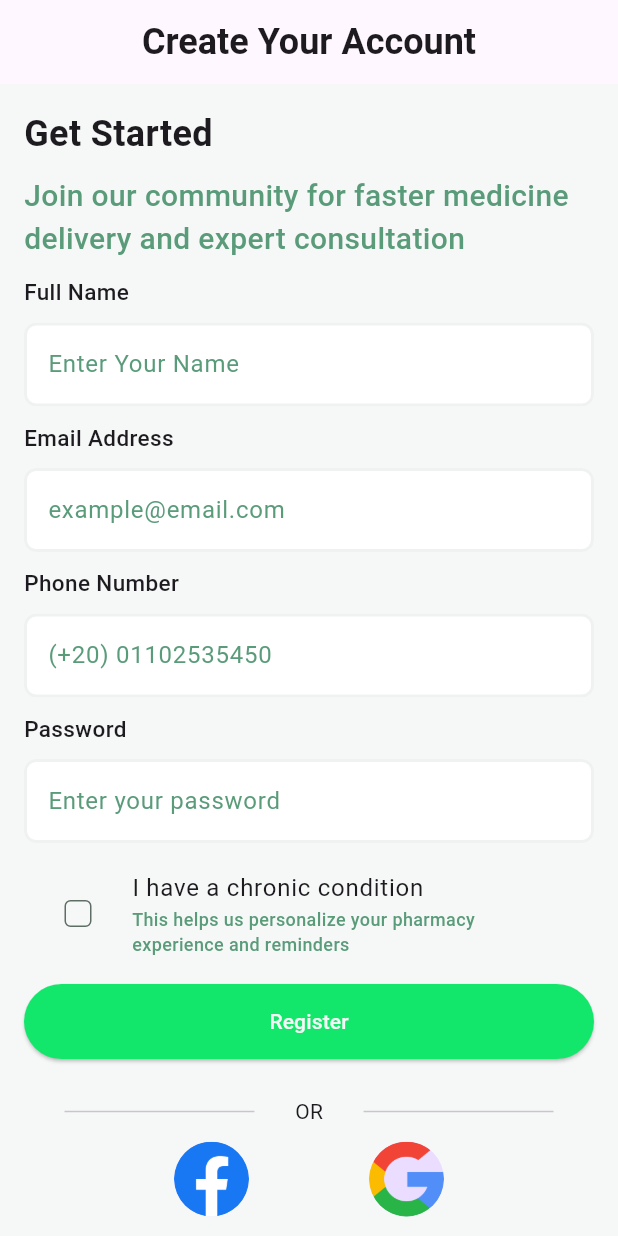
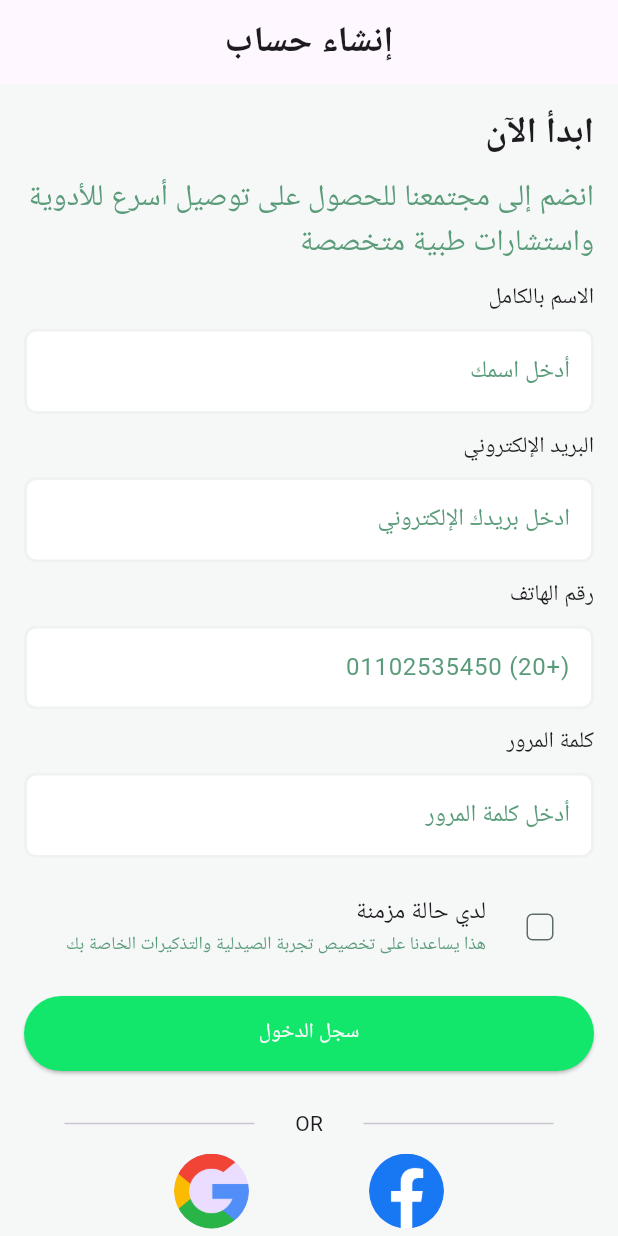
Before and after one commit to MohamedGamil13/Dawak, a Flutter app: the SignUpScreen screen opened by its route, on a phone screen of 412 x 824 dp. Run offline on Flutter 3.47's test engine with Material 3 defaults, Android fonts, the phone set to English and light mode, and no system bars; our stand-ins replace dotted_border, flutter_screenutil, font_awesome_flutter, get_it, go_router, smooth_page_indicator.

```diff
--- a/lib/features/auth/presentation/views/sign_up_screen.dart
+++ b/lib/features/auth/presentation/views/sign_up_screen.dart
@@ -1,5 +1,6 @@
 import 'package:dawak/core/theme/styles/app_styles.dart';
 import 'package:dawak/features/auth/presentation/views/widgets/sign_up_screen_body.dart';
+import 'package:dawak/generated/l10n.dart';
 import 'package:flutter/material.dart';
 
 class SignUpScreen extends StatelessWidget {
@@ -9,7 +10,7 @@ class SignUpScreen extends StatelessWidget {
   Widget build(BuildContext context) {
     return Scaffold(
       appBar: AppBar(
-        title: const Text('Create Your Account', style: AppStyles.bold24black),
+        title: Text(S.of(context).createAccount, style: AppStyles.bold24black),
         centerTitle: true,
       ),
       body: const SignUpScreenBody(),
--- a/lib/features/auth/presentation/views/widgets/custom_checkbox.dart
+++ b/lib/features/auth/presentation/views/widgets/custom_checkbox.dart
@@ -1,5 +1,6 @@
 import 'package:dawak/core/theme/colors/app_colors.dart';
 import 'package:dawak/core/theme/styles/app_styles.dart';
+import 'package:dawak/generated/l10n.dart';
 import 'package:flutter/material.dart';
 
 class CustomCheckbox extends StatefulWidget {
@@ -25,9 +26,9 @@ class _CustomCheckboxState extends State<CustomCheckbox> {
           ismarked = value!;
         });
       },
-      title: const Text("I have a chronic condition"),
-      subtitle: const Text(
-        'This helps us personalize your pharmacy experience and reminders',
+      title: Text(S.of(context).chronicCondition),
+      subtitle: Text(
+        S.of(context).chronicConditionSubtitle,
         style: AppStyles.w500green12,
       ),
       controlAffinity: .leading,
--- a/lib/features/auth/presentation/views/widgets/sign_up_screen_body.dart
+++ b/lib/features/auth/presentation/views/widgets/sign_up_screen_body.dart
@@ -46,7 +46,7 @@ class SignUpScreenBody extends StatelessWidget {
             hintColor: AppColors.darkGreen,
           ),
           const CustomCheckbox(),
-          CustomButton(onPressed: () {}, text: 'Register'),
+          CustomButton(onPressed: () {}, text: S.of(context).register),
           const SizedBox(height: 5),
           const CustomDivider(divideText: 'OR'),
           const SignInMathodsRow(),
--- a/lib/features/onboarding/presentation/widgets/on_borading_layout.dart
+++ b/lib/features/onboarding/presentation/widgets/on_borading_layout.dart
@@ -1,6 +1,6 @@
 import 'package:dawak/core/widgets/custom_button.dart';
-import 'package:dawak/core/widgets/custom_page_indicator.dart';
 import 'package:dawak/features/onboarding/presentation/ViewModel/page_view_provider.dart';
+import 'package:dawak/features/onboarding/presentation/widgets/custom_page_indicator.dart';
 import 'package:dawak/generated/l10n.dart';
 import 'package:flutter/material.dart';
 import 'package:flutter_screenutil/flutter_screenutil.dart';
--- a/lib/features/onboarding/presentation/widgets/onboarding_body.dart
+++ b/lib/features/onboarding/presentation/widgets/onboarding_body.dart
@@ -17,7 +17,7 @@ class OnboardingBody extends StatelessWidget {
         child: Consumer<PageViewProvider>(
           builder: (BuildContext context, value, Widget? child) {
             return PageView(
-              // physics: NeverScrollableScrollPhysics(),
+              physics: const NeverScrollableScrollPhysics(),
               controller: value.pageController,
               onPageChanged: (index) {
                 value.updatePageIndex(index);
--- a/lib/l10n/intl_ar.arb
+++ b/lib/l10n/intl_ar.arb
@@ -43,5 +43,8 @@
   "enterEmailExample": "ادخل بريدك الإلكتروني",
   "phoneNumber": "رقم الهاتف",
   "enterPhone": "(+20) 01102535450",
-  "createAccount": "إنشاء حساب"
+  "createAccount": "إنشاء حساب",
+  "register": "سجل الدخول",
+  "chronicCondition": "لدي حالة مزمنة",
+  "chronicConditionSubtitle": "هذا يساعدنا على تخصيص تجربة الصيدلية والتذكيرات الخاصة بك"
 }
--- a/lib/l10n/intl_en.arb
+++ b/lib/l10n/intl_en.arb
@@ -43,5 +43,8 @@
   "enterEmailExample": "example@email.com",
   "phoneNumber": "Phone Number",
   "enterPhone": "(+20) 01102535450",
-  "createAccount": "Create Account"
+  "createAccount": "Create Account",
+  "register": "Register",
+  "chronicCondition": "I have a chronic condition",
+  "chronicConditionSubtitle": "This helps us personalize your pharmacy experience and reminders"
 }
--- a/lib/main.dart
+++ b/lib/main.dart
@@ -20,7 +20,7 @@ class Dawak extends StatelessWidget {
     return ScreenUtilInit(
       designSize: const Size(360, 690),
       child: MaterialApp.router(
-        locale: const Locale('en'),
+        locale: const Locale('ar'),
         localizationsDelegates: const [
           S.delegate,
           GlobalMaterialLocalizations.delegate,
```
Also changed, not shown: lib/generated/intl/messages_ar.dart, lib/generated/intl/messages_en.dart, lib/generated/l10n.dart.
